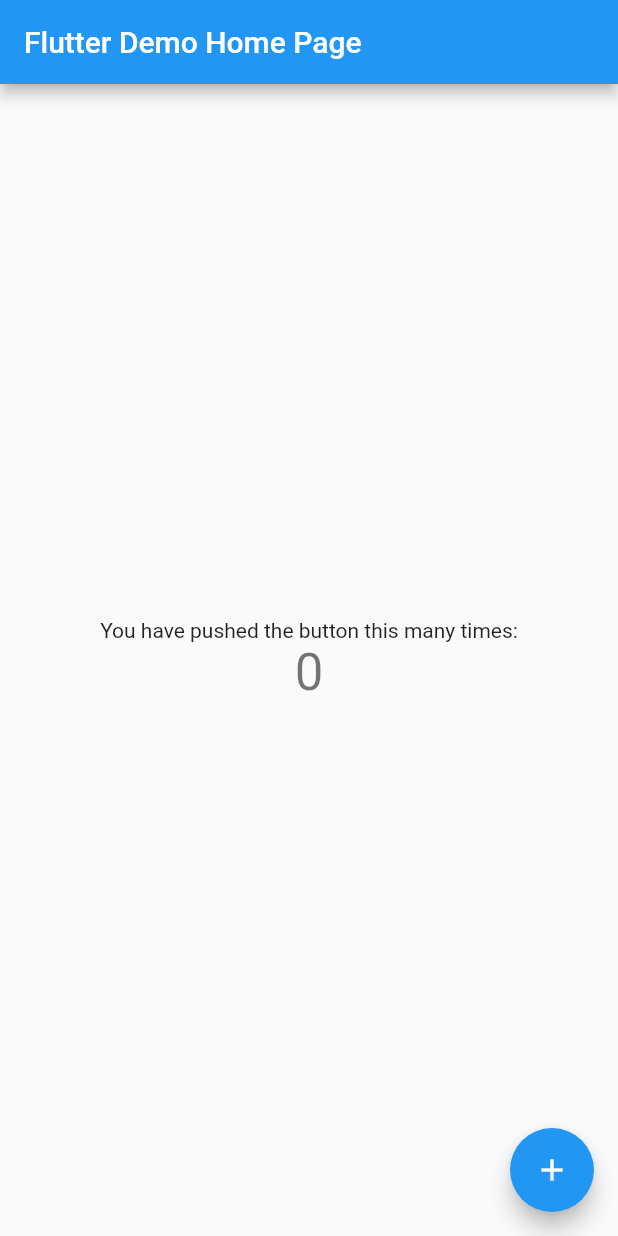
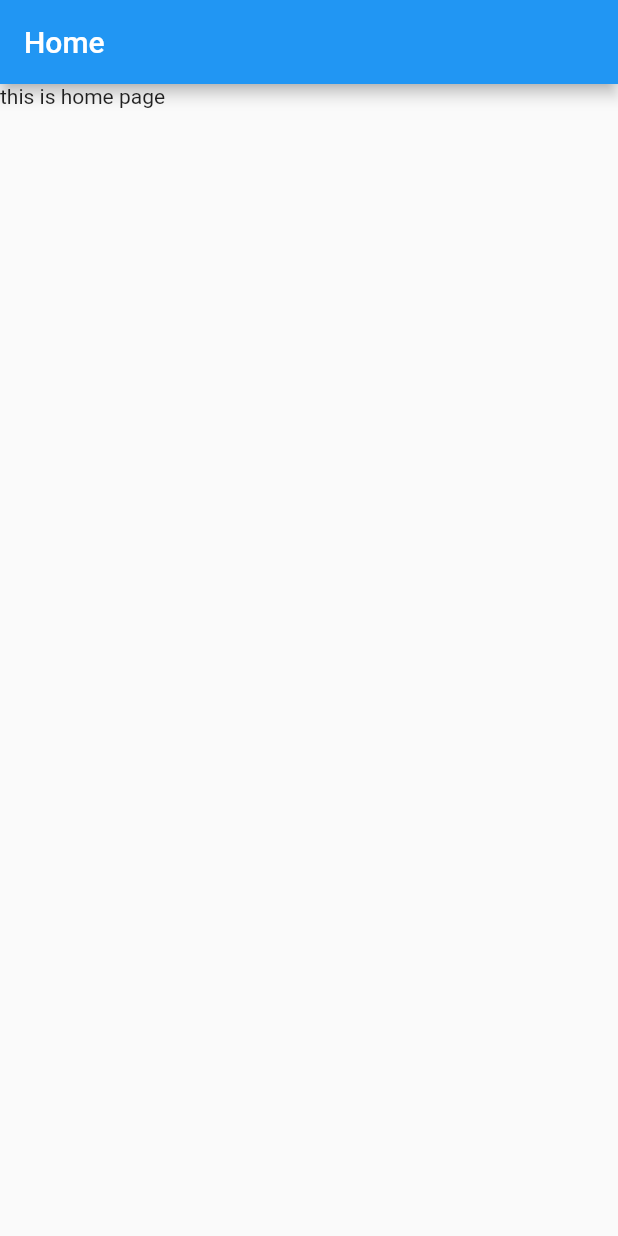
Before and after one commit to KimKyungWon0519/clock_app, a Flutter app: the screen it shows after launch, on a phone screen of 412 x 824 dp. Run offline on Flutter 3.47's test engine with Material 2 defaults, Android fonts, the phone set to English and light mode, and no system bars; our stand-ins replace get.

Commit message:
Initial project

```diff
--- /dev/null
+++ b/lib/app/core/values/strings.dart
@@ -0,0 +1,4 @@
+abstract class Strings {
+  static const HOME_APPBAR_TITLE = 'Home';
+  static const HOME_BODY_TEXT = 'this is home page';
+}
--- /dev/null
+++ b/lib/app/routes/pages.dart
@@ -0,0 +1,14 @@
+import 'package:clock_app/app/routes/routes.dart';
+import 'package:clock_app/app/ui/pages/home_page/home_page.dart';
+import 'package:get/get.dart';
+
+class Pages {
+  static const INITIAL = Routes.HOME;
+
+  static final routes = [
+    GetPage(
+      name: Routes.HOME,
+      page: () => const HomePage(),
+    ),
+  ];
+}
--- /dev/null
+++ b/lib/app/routes/routes.dart
@@ -0,0 +1,3 @@
+abstract class Routes {
+  static const HOME = '/home';
+}
--- /dev/null
+++ b/lib/app/ui/pages/home_page/home_page.dart
@@ -0,0 +1,16 @@
+import 'package:clock_app/app/core/values/strings.dart';
+import 'package:flutter/material.dart';
+
+class HomePage extends StatelessWidget {
+  const HomePage({Key? key}) : super(key: key);
+
+  @override
+  Widget build(BuildContext context) {
+    return Scaffold(
+      appBar: AppBar(
+        title: const Text(Strings.HOME_APPBAR_TITLE),
+      ),
+      body: const Text(Strings.HOME_BODY_TEXT),
+    );
+  }
+}
--- a/lib/main.dart
+++ b/lib/main.dart
@@ -1,4 +1,6 @@
+import 'package:clock_app/app/routes/pages.dart';
 import 'package:flutter/material.dart';
+import 'package:get/get.dart';
 
 void main() {
   runApp(const MyApp());
@@ -10,106 +12,9 @@ class MyApp extends StatelessWidget {
   // This widget is the root of your application.
   @override
   Widget build(BuildContext context) {
-    return MaterialApp(
-      title: 'Flutter Demo',
-      theme: ThemeData(
-        // This is the theme of your application.
-        //
-        // Try running your application with "flutter run". You'll see the
-        // application has a blue toolbar. Then, without quitting the app, try
-        // changing the primarySwatch below to Colors.green and then invoke
-        // "hot reload" (press "r" in the console where you ran "flutter run",
-        // or simply save your changes to "hot reload" in a Flutter IDE).
-        // Notice that the counter didn't reset back to zero; the application
-        // is not restarted.
-        primarySwatch: Colors.blue,
-      ),
-      home: const MyHomePage(title: 'Flutter Demo Home Page'),
+    return GetMaterialApp(
+      initialRoute: Pages.INITIAL,
+      getPages: Pages.routes,
     );
   }
 }
-
-class MyHomePage extends StatefulWidget {
-  const MyHomePage({Key? key, required this.title}) : super(key: key);
-
-  // This widget is the home page of your application. It is stateful, meaning
-  // that it has a State object (defined below) that contains fields that affect
-  // how it looks.
-
-  // This class is the configuration for the state. It holds the values (in this
-  // case the title) provided by the parent (in this case the App widget) and
-  // used by the build method of the State. Fields in a Widget subclass are
-  // always marked "final".
-
-  final String title;
-
-  @override
-  State<MyHomePage> createState() => _MyHomePageState();
-}
-
-class _MyHomePageState extends State<MyHomePage> {
-  int _counter = 0;
-
-  void _incrementCounter() {
-    setState(() {
-      // This call to setState tells the Flutter framework that something has
-      // changed in this State, which causes it to rerun the build method below
-      // so that the display can reflect the updated values. If we changed
-      // _counter without calling setState(), then the build method would not be
-      // called again, and so nothing would appear to happen.
-      _counter++;
-    });
-  }
-
-  @override
-  Widget build(BuildContext context) {
-    // This method is rerun every time setState is called, for instance as done
-    // by the _incrementCounter method above.
-    //
-    // The Flutter framework has been optimized to make rerunning build methods
-    // fast, so that you can just rebuild anything that needs updating rather
-    // than having to individually change instances of widgets.
-    return Scaffold(
-      appBar: AppBar(
-        // Here we take the value from the MyHomePage object that was created by
-        // the App.build method, and use it to set our appbar title.
-        title: Text(widget.title),
-      ),
-      body: Center(
-        // Center is a layout widget. It takes a single child and positions it
-        // in the middle of the parent.
-        child: Column(
-          // Column is also a layout widget. It takes a list of children and
-          // arranges them vertically. By default, it sizes itself to fit its
-          // children horizontally, and tries to be as tall as its parent.
-          //
-          // Invoke "debug painting" (press "p" in the console, choose the
-          // "Toggle Debug Paint" action from the Flutter Inspector in Android
-          // Studio, or the "Toggle Debug Paint" command in Visual Studio Code)
-          // to see the wireframe for each widget.
-          //
-          // Column has various properties to control how it sizes itself and
-          // how it positions its children. Here we use mainAxisAlignment to
-          // center the children vertically; the main axis here is the vertical
-          // axis because Columns are vertical (the cross axis would be
-          // horizontal).
-          mainAxisAlignment: MainAxisAlignment.center,
-          children: <Widget>[
-            const Text(
-              'You have pushed the button this many times:',
-            ),
-            Text(
-              '$_counter',
-              style: Theme.of(context).textTheme.headline4,
-            ),
-          ],
-        ),
-      ),
-      floatingActionButton: FloatingActionButton(
-        onPressed: _incrementCounter,
-        tooltip: 'Increment',
-        child: const Icon(Icons.add),
-      ), // This trailing comma makes auto-formatting nicer for build methods.
-    );
-  }
-}
--- a/pubspec.yaml
+++ b/pubspec.yaml
@@ -34,6 +34,7 @@ dependencies:
   # The following adds the Cupertino Icons font to your application.
   # Use with the CupertinoIcons class for iOS style icons.
   cupertino_icons: ^1.0.2
+  get: ^4.6.1
 
 dev_dependencies:
   flutter_test:
```
Also changed, not shown: pubspec.lock.
